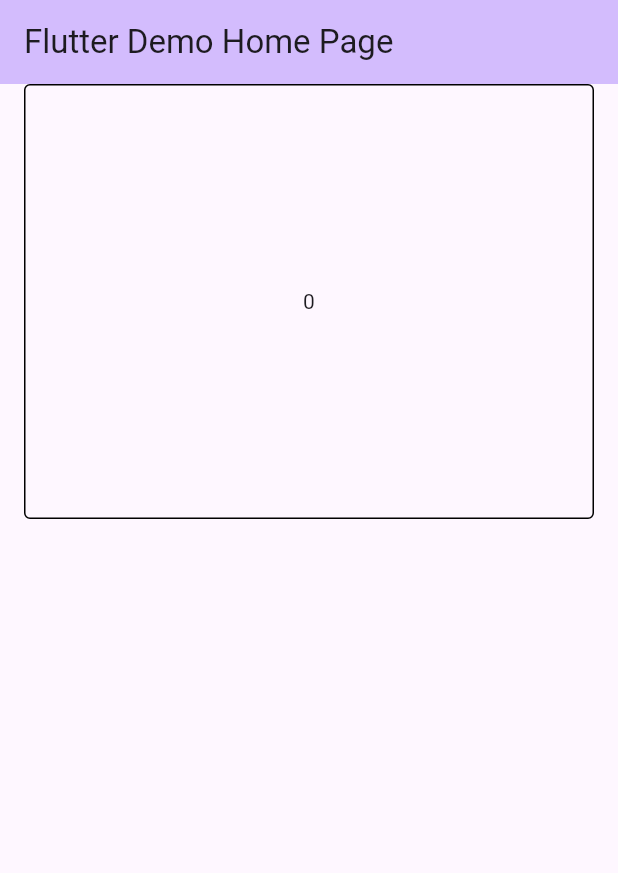
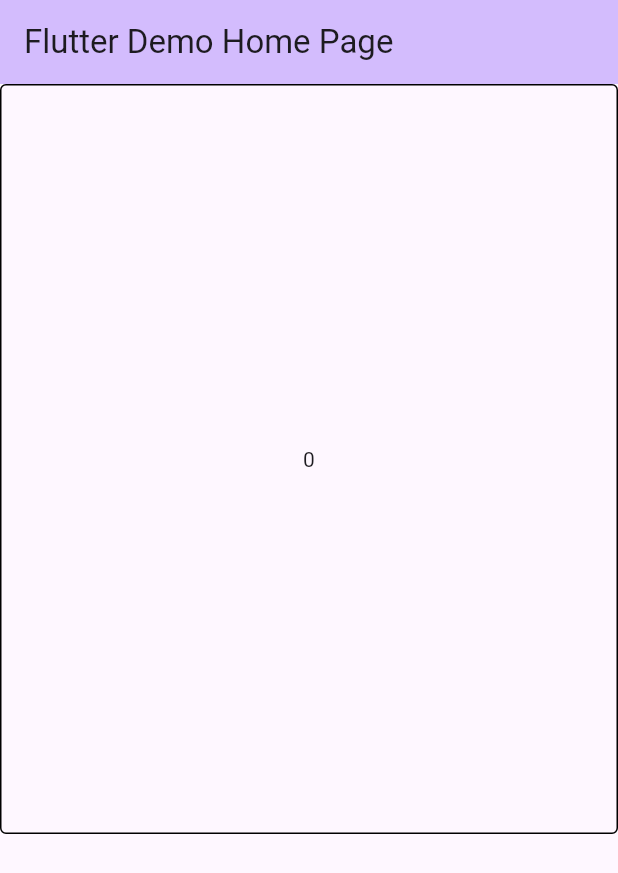
Before and after one commit to hongmono/listview_pageview, a Flutter app: the screen it shows after launch, after a tap on an icon or button, on a phone screen of 412 x 824 dp. Shown: the top 873 px of the screen. Run offline on Flutter 3.47's test engine with Material 2 defaults, Android fonts, the phone set to English and light mode, and no system bars.

Commit message:
feat: 뭔가 되는듯?

```diff
--- /dev/null
+++ b/lib/card_view.dart
@@ -0,0 +1,125 @@
+import 'package:flutter/material.dart';
+
+enum CardViewType { list, pageView }
+
+class CardView extends StatefulWidget {
+  const CardView({
+    super.key,
+    required this.children,
+    this.space,
+  });
+
+  final double? space;
+  final List<Widget> children;
+
+  @override
+  State<CardView> createState() => _CardViewState();
+}
+
+class _CardViewState extends State<CardView> {
+  late final PageController pageController;
+  CardViewType cardViewType = CardViewType.list;
+  int? selectedIndex;
+
+  @override
+  void initState() {
+    super.initState();
+
+    pageController = PageController();
+  }
+
+  @override
+  Widget build(BuildContext context) {
+    return LayoutBuilder(builder: (context, constraints) {
+      final listComponentHeight = (constraints.maxHeight - (widget.space ?? 0) * (widget.children.length - 1)) / widget.children.length;
+
+      return IndexedStack(
+        index: cardViewType.index,
+        children: [
+          SizedBox(
+            height: constraints.maxHeight,
+            child: Stack(
+              children: List.generate(
+                5,
+                (index) => AnimatedPositioned(
+                  duration: const Duration(milliseconds: 300),
+                  top: selectedIndex == index ? 0 : index * listComponentHeight + (widget.space ?? 0) * index,
+                  left: 0,
+                  right: 0,
+                  height: selectedIndex == index ? constraints.maxHeight : listComponentHeight,
+                  onEnd: () {
+                    setState(() {
+                      if (selectedIndex == index) {
+                        cardViewType = CardViewType.pageView;
+                      }
+                    });
+                  },
+                  child: GestureDetector(
+                    onTap: () {
+                      setState(() {
+                        if (selectedIndex == null) {
+                          selectedIndex = index;
+                          pageController.jumpToPage(index);
+                        } else {
+                          selectedIndex = null;
+                        }
+                      });
+                    },
+                    child: AnimatedOpacity(
+                      opacity: selectedIndex == null
+                          ? 1
+                          : selectedIndex == index
+                              ? 1
+                              : 0,
+                      duration: const Duration(milliseconds: 300),
+                      child: DecoratedBox(
+                        decoration: BoxDecoration(
+                          border: Border.all(),
+                          borderRadius: BorderRadius.circular(4),
+                        ),
+                        child: Center(child: Text('$index')),
+                      ),
+                    ),
+                  ),
+                ),
+              ),
+            ),
+          ),
+          SizedBox(
+            height: constraints.maxHeight,
+            child: PageView(
+              controller: pageController,
+              onPageChanged: (index) {
+                setState(() {
+                  selectedIndex = index;
+                });
+              },
+              children: [
+                ...List.generate(
+                  5,
+                  (index) => GestureDetector(
+                    onTap: () {
+                      setState(() {
+                        cardViewType = CardViewType.list;
+                        selectedIndex = null;
+                      });
+                    },
+                    child: Container(
+                      decoration: BoxDecoration(
+                        border: Border.all(),
+                        borderRadius: BorderRadius.circular(4),
+                      ),
+                      child: Center(
+                        child: Text('$index'),
+                      ),
+                    ),
+                  ),
+                ),
+              ],
+            ),
+          ),
+        ],
+      );
+    });
+  }
+}
--- a/lib/main.dart
+++ b/lib/main.dart
@@ -1,5 +1,6 @@
 import 'package:animations/animations.dart';
 import 'package:flutter/material.dart';
+import 'package:listview_test/card_view.dart';
 
 void main() {
   runApp(const MyApp());
@@ -40,67 +41,27 @@ class _MyHomePageState extends State<MyHomePage> {
         backgroundColor: Theme.of(context).colorScheme.inversePrimary,
         title: Text(widget.title),
       ),
-      body: CardView(),
-    );
-  }
-}
-
-class CardView extends StatefulWidget {
-  const CardView({super.key});
-
-  @override
-  State<CardView> createState() => _CardViewState();
-}
-
-class _CardViewState extends State<CardView> {
-  int? selectedIndex;
-
-  @override
-  void initState() {
-    super.initState();
-  }
-
-  @override
-  Widget build(BuildContext context) {
-    return Container(
-      height: 400,
-      padding: const EdgeInsets.symmetric(horizontal: 16),
-      child: Stack(
-        children: List.generate(
-          5,
-          (index) => AnimatedPositioned(
-            duration: const Duration(milliseconds: 300),
-            top: selectedIndex == index ? 0 : index * 60,
-            left: 0,
-            right: 0,
-            height: selectedIndex == index ? 290 : 50,
-            child: GestureDetector(
-              onTap: () {
-                setState(() {
-                  if (selectedIndex == null) {
-                    selectedIndex = index;
-                  } else {
-                    selectedIndex = null;
-                  }
-                });
-              },
-              child: AnimatedOpacity(
-                opacity: selectedIndex == null
-                    ? 1
-                    : selectedIndex == index
-                        ? 1
-                        : 0,
-                duration: const Duration(milliseconds: 300),
-                child: DecoratedBox(
-                  decoration: BoxDecoration(
-                    border: Border.all(),
-                    borderRadius: BorderRadius.circular(4),
-                  ),
-                  child: Center(child: Text('$index')),
-                ),
-              ),
+      body: Container(
+        height: 500,
+        child: CardView(
+          space: 10,
+          children: [
+            Container(
+              color: Colors.red,
             ),
-          ),
+            Container(
+              color: Colors.blue,
+            ),
+            Container(
+              color: Colors.green,
+            ),
+            Container(
+              color: Colors.yellow,
+            ),
+            Container(
+              color: Colors.purple,
+            ),
+          ],
         ),
       ),
     );
```
